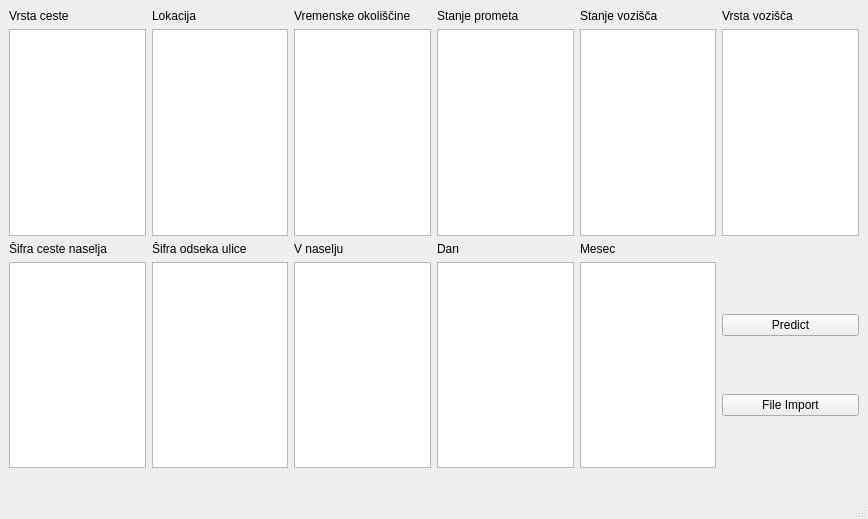
Qt form accidents.ui (jgombac/ISVUPredictor) before a commit.
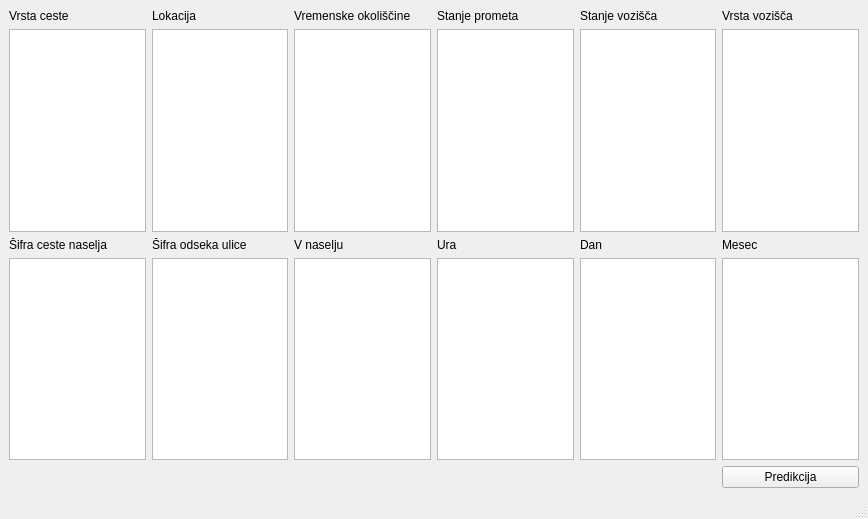
The same form after that commit.

```diff
--- a/accidents.ui
+++ b/accidents.ui
@@ -90,30 +90,6 @@
         </property>
        </widget>
       </item>
-      <item row="3" column="4">
-       <widget class="QListView" name="Mesec"/>
-      </item>
-      <item row="3" column="3">
-       <widget class="QListView" name="Dan"/>
-      </item>
-      <item row="3" column="5">
-       <layout class="QVBoxLayout" name="verticalLayout">
-        <item>
-         <widget class="QPushButton" name="predictBtn">
-          <property name="text">
-           <string>Predict</string>
-          </property>
-         </widget>
-        </item>
-        <item>
-         <widget class="QPushButton" name="fileBtn">
-          <property name="text">
-           <string>File Import</string>
-          </property>
-         </widget>
-        </item>
-       </layout>
-      </item>
       <item row="2" column="2">
        <widget class="QLabel" name="label_9">
         <property name="text">
@@ -121,23 +97,9 @@
         </property>
        </widget>
       </item>
-      <item row="2" column="3">
-       <widget class="QLabel" name="label_10">
-        <property name="text">
-         <string>Dan</string>
-        </property>
-       </widget>
-      </item>
       <item row="3" column="2">
        <widget class="QListView" name="VNaselju"/>
       </item>
-      <item row="2" column="4">
-       <widget class="QLabel" name="label_11">
-        <property name="text">
-         <string>Mesec</string>
-        </property>
-       </widget>
-      </item>
       <item row="2" column="1">
        <widget class="QLabel" name="label_8">
         <property name="text">
@@ -152,6 +114,47 @@
         </property>
        </widget>
       </item>
+      <item row="4" column="5">
+       <layout class="QVBoxLayout" name="verticalLayout">
+        <item>
+         <widget class="QPushButton" name="predictBtn">
+          <property name="text">
+           <string>Predikcija</string>
+          </property>
+         </widget>
+        </item>
+       </layout>
+      </item>
+      <item row="3" column="5">
+       <widget class="QListView" name="Mesec"/>
+      </item>
+      <item row="2" column="5">
+       <widget class="QLabel" name="label_11">
+        <property name="text">
+         <string>Mesec</string>
+        </property>
+       </widget>
+      </item>
+      <item row="3" column="4">
+       <widget class="QListView" name="Dan"/>
+      </item>
+      <item row="2" column="4">
+       <widget class="QLabel" name="label_10">
+        <property name="text">
+         <string>Dan</string>
+        </property>
+       </widget>
+      </item>
+      <item row="3" column="3">
+       <widget class="QListView" name="UraPN"/>
+      </item>
+      <item row="2" column="3">
+       <widget class="QLabel" name="label_2">
+        <property name="text">
+         <string>Ura</string>
+        </property>
+       </widget>
+      </item>
      </layout>
     </item>
    </layout>
```
Left out of the diff: 6 changed lines with no effect on the pictures.
